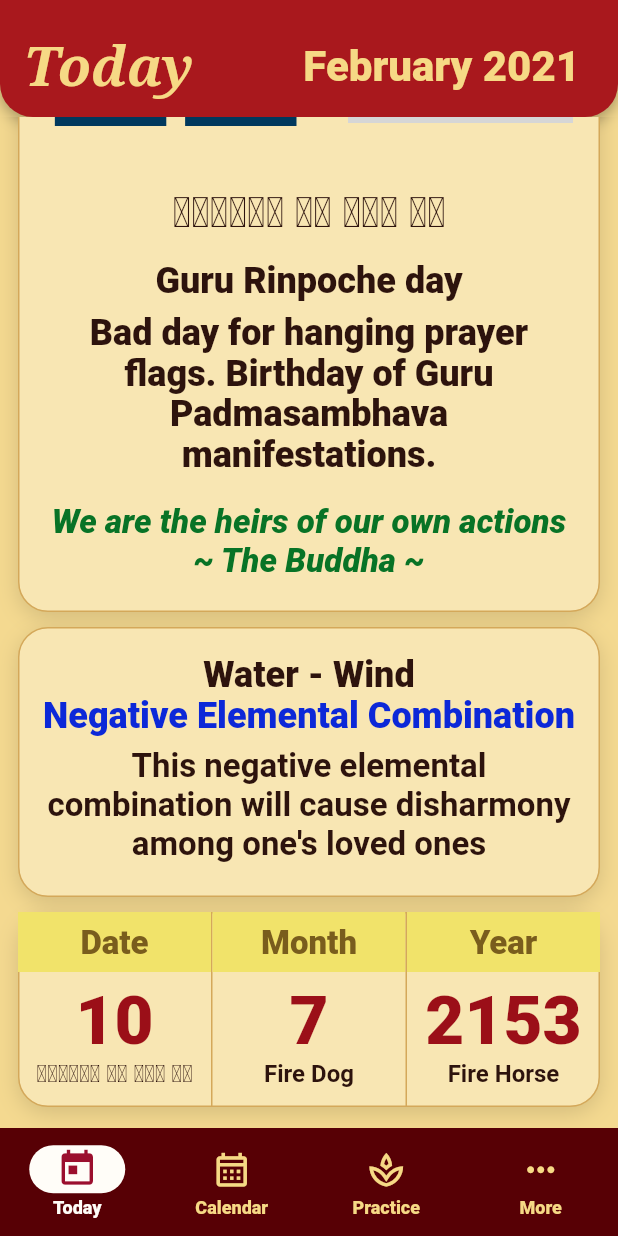
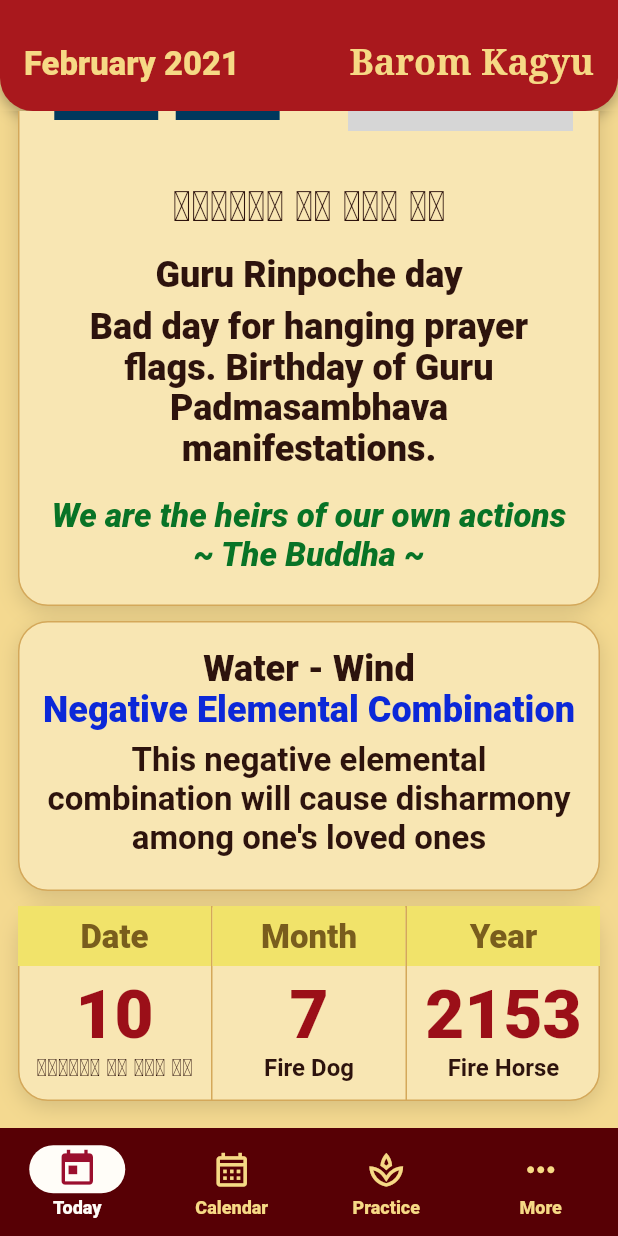
Before and after one commit to tuyenlq2007/calendarapp, a Flutter app: the screen it shows after launch, scrolled down 184 dp, on a phone screen of 412 x 824 dp. Run offline on Flutter 3.47's test engine with Material 3 defaults, Android fonts, the phone set to English and light mode, and no system bars; our stand-ins replace shared_preferences, supabase_flutter; accounts and stored records are empty; grey boxes are pictures that could not be loaded.

Commit message:
Update mobile today header layout

```diff
--- a/apps/mobile/lib/features/today/presentation/today_screen.dart
+++ b/apps/mobile/lib/features/today/presentation/today_screen.dart
@@ -73,40 +73,39 @@ class _TopHeader extends StatelessWidget {
         child: Padding(
           padding: const EdgeInsets.fromLTRB(16, 26, 16, 16),
           child: Row(
-            crossAxisAlignment: CrossAxisAlignment.end,
+            crossAxisAlignment: CrossAxisAlignment.center,
             children: [
               Expanded(
-                flex: 8,
+                flex: 7,
                 child: FittedBox(
                   fit: BoxFit.scaleDown,
                   alignment: Alignment.centerLeft,
                   child: Text(
-                    'Today',
+                    monthTitle,
                     maxLines: 1,
-                    style: Theme.of(context).textTheme.displaySmall?.copyWith(
+                    style: Theme.of(context).textTheme.headlineMedium?.copyWith(
                       color: _gold,
-                      fontFamily: 'serif',
-                      fontStyle: FontStyle.italic,
                       fontWeight: FontWeight.w800,
-                      height: .95,
+                      height: 1,
                       letterSpacing: 0,
                     ),
                   ),
                 ),
               ),
-              const SizedBox(width: 14),
-              Flexible(
-                flex: 9,
+              const SizedBox(width: 10),
+              Expanded(
+                flex: 11,
                 child: FittedBox(
                   fit: BoxFit.scaleDown,
                   alignment: Alignment.centerRight,
                   child: Text(
-                    monthTitle,
+                    'Barom Kagyu',
                     maxLines: 1,
                     textAlign: TextAlign.end,
-                    style: Theme.of(context).textTheme.headlineMedium?.copyWith(
+                    style: Theme.of(context).textTheme.headlineSmall?.copyWith(
                       color: _gold,
-                      fontWeight: FontWeight.w800,
+                      fontFamily: 'serif',
+                      fontWeight: FontWeight.w700,
                       letterSpacing: 0,
                     ),
                   ),
@@ -132,7 +131,7 @@ class _SelectedDayPanel extends StatelessWidget {
       child: Column(
         children: [
           Row(
-            crossAxisAlignment: CrossAxisAlignment.start,
+            crossAxisAlignment: CrossAxisAlignment.end,
             children: [
               Expanded(child: _DateStack(entry: entry)),
               const SizedBox(width: 10),
@@ -197,32 +196,34 @@ class _DateStack extends StatelessWidget {
 
   @override
   Widget build(BuildContext context) {
-    return Column(
-      crossAxisAlignment: CrossAxisAlignment.start,
+    return Align(
+      alignment: Alignment.centerLeft,
+      child: IntrinsicWidth(
+        child: Column(
+          crossAxisAlignment: CrossAxisAlignment.stretch,
           children: [
-        Padding(
-          padding: const EdgeInsets.only(left: 12),
-          child: Text(
+            Text(
               entry.weekday.toUpperCase(),
               maxLines: 2,
               overflow: TextOverflow.ellipsis,
-            style: Theme.of(context).textTheme.headlineMedium?.copyWith(
+              textAlign: TextAlign.center,
+              style: Theme.of(context).textTheme.headlineSmall?.copyWith(
                 color: _maroon,
+                fontSize: 24,
                 fontWeight: FontWeight.w900,
                 height: 1,
                 letterSpacing: 0,
               ),
             ),
-        ),
             const SizedBox(height: 14),
             FittedBox(
               fit: BoxFit.scaleDown,
-          alignment: Alignment.centerLeft,
+              alignment: Alignment.center,
               child: Text(
                 '${entry.day}',
                 style: const TextStyle(
                   color: _deepBlue,
-              fontSize: 150,
+                  fontSize: 140,
                   fontWeight: FontWeight.w900,
                   height: .78,
                   letterSpacing: 0,
@@ -230,6 +231,8 @@ class _DateStack extends StatelessWidget {
               ),
             ),
           ],
+        ),
+      ),
     );
   }
 }
@@ -245,6 +248,7 @@ class _SacredSymbol extends StatelessWidget {
       child: Image.asset(
         'assets/images/barom_kagyu_logo.png',
         width: 150,
+        height: 159,
         fit: BoxFit.contain,
       ),
     );
```
Also changed, not shown: 1 other file. Lines whose indentation alone changed are shown as unchanged.
